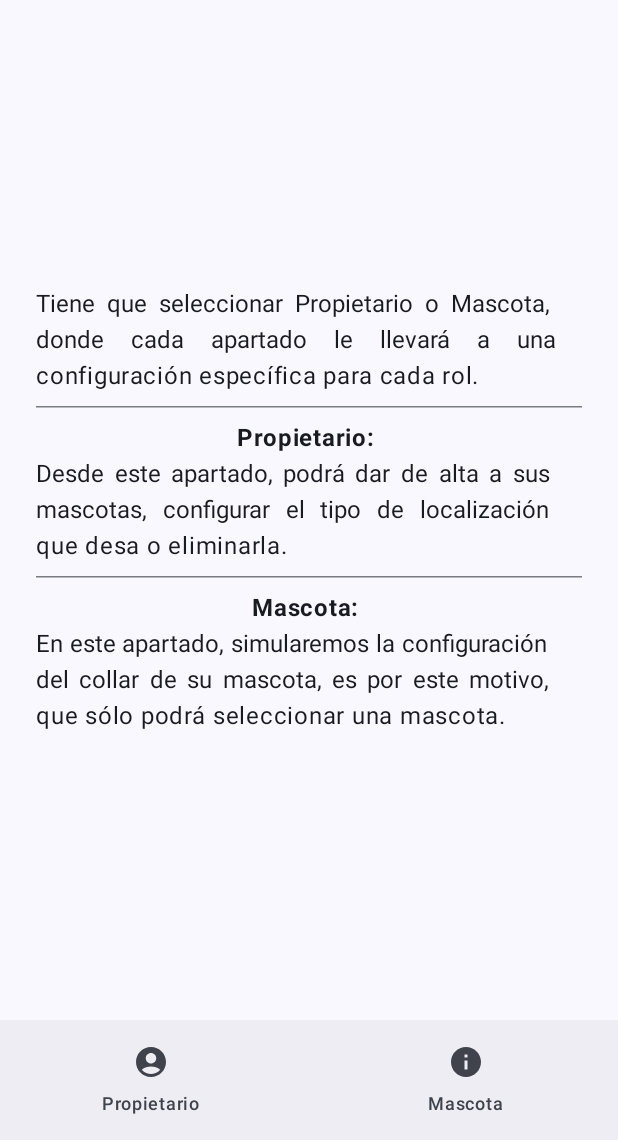
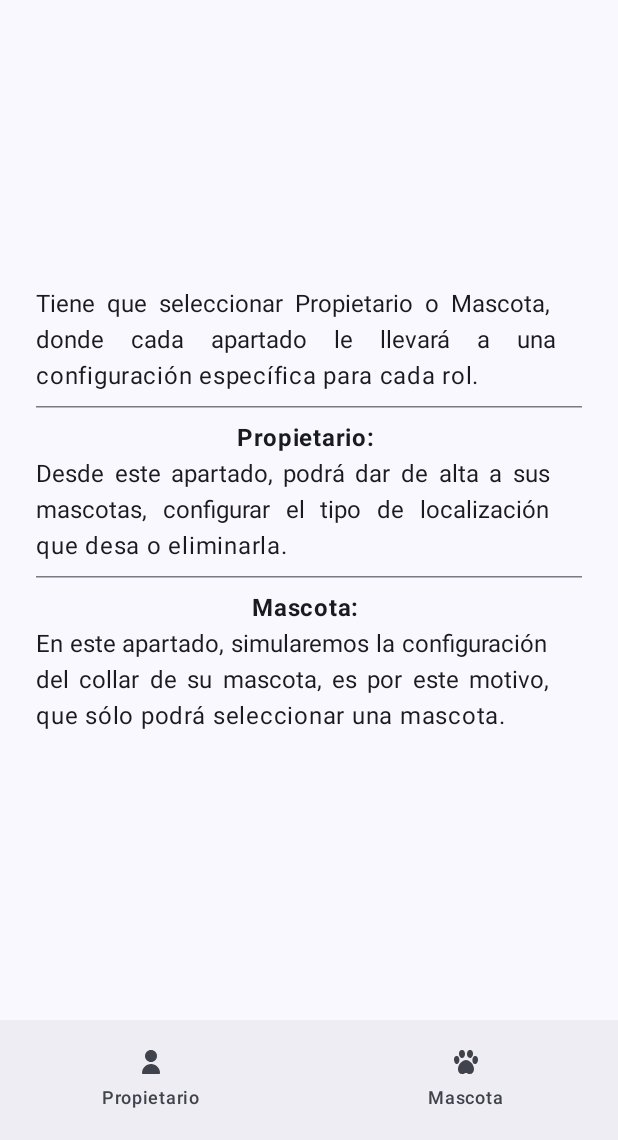
Before and after one commit to gdbogdan/apps2_practica, an Android app built with Jetpack Compose: the screen it shows after launch (MainActivity), on a phone screen of 412 x 824 dp, the part 96-1236 px from its top. Run offline under Robolectric (Android 15) with nearby library versions, the phone set to English and light mode, and no system bars.

```diff
--- a/app/src/main/java/com/example/inpath/MainActivity.kt
+++ b/app/src/main/java/com/example/inpath/MainActivity.kt
@@ -27,6 +27,7 @@ import androidx.compose.material3.TopAppBarDefaults
 import androidx.compose.runtime.Composable
 import androidx.compose.runtime.remember
 import androidx.compose.ui.Modifier
+import androidx.compose.ui.res.painterResource
 import androidx.compose.ui.res.stringResource
 import androidx.compose.ui.text.style.TextAlign
 import androidx.compose.ui.tooling.preview.Preview
@@ -99,13 +100,13 @@ fun TopAppBar(){
 fun BottomBar(navController: NavController) {
     NavigationBar {
         NavigationBarItem(
-            icon = { Icon(Icons.Filled.AccountCircle, contentDescription = "Propietario") },
+            icon = { Icon(painterResource(id = R.drawable.usuario), contentDescription = "Icono del propietario") },
             label = { Text("Propietario") },
             selected = false,
             onClick = { navController.navigate("Propietario") }
         )
         NavigationBarItem(
-            icon = { Icon(Icons.Filled.Info, contentDescription = "Mascota") },
+            icon = {Icon(painterResource(id = R.drawable.pata), contentDescription = "Icono de la huella de la mascota") },
             label = { Text("Mascota") },
             selected = false,
             onClick = { navController.navigate("Mascota") }
--- /dev/null
+++ b/app/src/main/res/drawable/pata.xml
@@ -0,0 +1,5 @@
+<vector xmlns:android="http://schemas.android.com/apk/res/android" android:height="16dp" android:viewportHeight="24" android:viewportWidth="24" android:width="16dp">
+
+    <path android:fillColor="#FF000000" android:pathData="M8.164,8a2.49,2.49 0,0 1,-1.579 -0.594A4.832,4.832 0,0 1,5.028 4.145C4.785,1.651 6.145,0.181 7.614,0.017A2.651,2.651 0,0 1,9.6 0.611a4.177,4.177 0,0 1,1.376 2.9C11.2,5.834 9.962,8 8.164,8ZM2.853,14a2.118,2.118 0,0 1,-1.423 -0.594,5.041 5.041,0 0,1 -1.4,-3.261c-0.22,-2.494 1.006,-3.964 2.331,-4.128a2.234,2.234 0,0 1,1.786 0.594,4.364 4.364,0 0,1 1.241,2.9C5.589,11.834 4.359,14 2.853,14ZM15.836,8c-1.81,0 -3.034,-2.166 -2.807,-4.492h0a4.177,4.177 0,0 1,1.376 -2.9A2.654,2.654 0,0 1,16.386 0.017c1.469,0.164 2.829,1.634 2.586,4.128a4.835,4.835 0,0 1,-1.557 3.262A2.494,2.494 0,0 1,15.836 8ZM21.053,14c-1.886,0 -2.827,-2.166 -2.615,-4.492h0a4.3,4.3 0,0 1,1.281 -2.9,2.35 2.35,0 0,1 1.846,-0.594c1.368,0.164 2.635,1.634 2.409,4.128a4.976,4.976 0,0 1,-1.451 3.262A2.23,2.23 0,0 1,21.053 14ZM16,24a4.865,4.865 0,0 1,-2.447 -0.605,3.332 3.332,0 0,0 -3.106,0C7.434,25.082 3.922,23.227 4,19c0,-4.636 4.507,-9 8,-9s8,4.364 8,9C20,21.944 18.355,24 16,24Z"/>
+
+</vector>
--- /dev/null
+++ b/app/src/main/res/drawable/usuario.xml
@@ -0,0 +1,7 @@
+<vector xmlns:android="http://schemas.android.com/apk/res/android" android:height="16dp" android:viewportHeight="512" android:viewportWidth="512" android:width="16dp">
+
+    <path android:fillColor="#FF000000" android:pathData="M256,128m-128,0a128,128 0,1 1,256 0a128,128 0,1 1,-256 0"/>
+
+    <path android:fillColor="#FF000000" android:pathData="M256,298.67c-105.99,0.12 -191.88,86.01 -192,192C64,502.45 73.55,512 85.33,512h341.33c11.78,0 21.33,-9.55 21.33,-21.33C447.88,384.68 361.99,298.78 256,298.67z"/>
+
+</vector>
```
